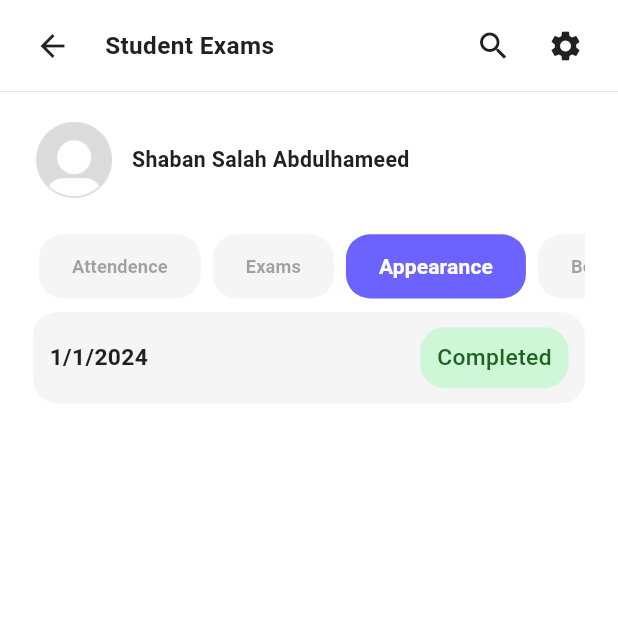
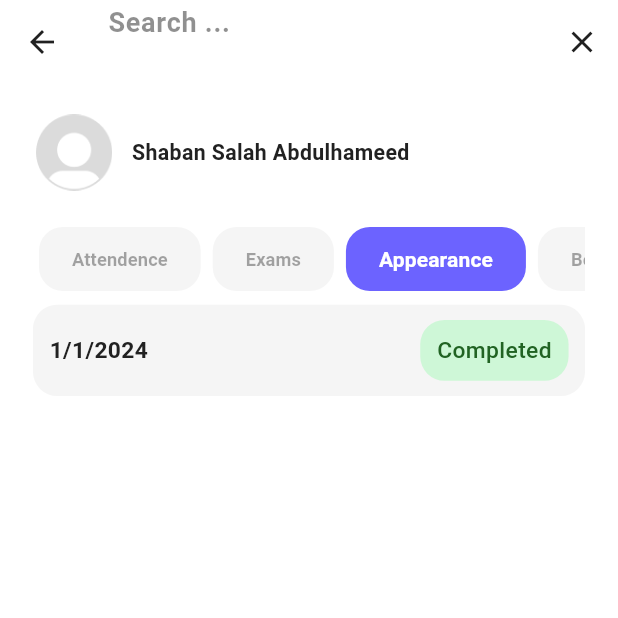
Before and after one commit to DinaElamin/graduation_project, a Flutter app: the StudentExamsPage screen opened by its route, item 3 of the bottom bar chosen, after a tap on the "search" icon, on a phone screen of 412 x 824 dp, the top half of it. Run offline on Flutter 3.47's test engine with Material 3 defaults, Android fonts, the phone set to English and light mode, and no system bars; drawn by our look-alikes of buttons_tabbar; our stand-ins replace dio, dropdown_button2, flutter_screenutil, freezed_annotation, get, get_it and 3 more; missing offline and left inert: klocalizations_flutter; generated files the repository leaves out were written again; statements that could not run were skipped.

Commit message:
search_from_page_student_exam

```diff
--- a/lib/features/feature_students_exams_page/presentations/screens/student_exams.dart
+++ b/lib/features/feature_students_exams_page/presentations/screens/student_exams.dart
@@ -3,34 +3,115 @@ import 'package:ablexa/core/theming/colors.dart';
 import 'package:flutter/material.dart';
 import 'package:flutter_screenutil/flutter_screenutil.dart';
 import '../../../../core/Routing/routers.dart';
-import '../../../../core/shared_widgets/appBar_widget.dart';
 import '../../../../core/theming/image_manager.dart';
 import '../../../../core/theming/spacing.dart';
 import '../../../../core/theming/styles.dart';
 import '../../../../generated/l10n.dart';
 import '../widgets/students_information_widget.dart';
 
-class StudentExamsPage extends StatelessWidget {
+class StudentExamsPage extends StatefulWidget {
   const StudentExamsPage({super.key});
+
+  @override
+  State<StudentExamsPage> createState() => _StudentExamsPageState();
+}
+
+class _StudentExamsPageState extends State<StudentExamsPage> {
+  bool _isSearching = false;
+  final _searchController = TextEditingController();
+  Widget _buildSearchField() {
+    return TextField(
+      style: TextStyles.font18SemiBoldBlack,
+      controller: _searchController,
+      maxLines: 2,
+      cursorColor: ColorsManager.grey,
+      decoration: InputDecoration(
+        hintText: S.of(context).search,
+        border: InputBorder.none,
+        hintStyle: TextStyle(
+            color: ColorsManager.mainBlack.withOpacity(0.5), fontSize: 18),
+      ),
+      onChanged: (searchTerm) {
+        // addSearchedForItemsToSearchesList(searchTerm);
+      },
+    );
+  }
+
+  List<Widget> _buildAppBarActions() {
+    if (_isSearching) {
+      return [
+        IconButton(
+          onPressed: () {
+            _clearSearch();
+            Navigator.pop(context);
+          },
+          icon: const Icon(
+            Icons.clear,
+            color: ColorsManager.mainBlack,
+          ),
+        )
+      ];
+    } else {
+      return [
+        IconButton(
+          onPressed: () {
+            _startSearching();
+          },
+          icon: const Icon(
+            Icons.search,
+            color: ColorsManager.mainBlack,
+          ),
+        ),
+        IconButton(
+          onPressed: () {
+           context.pushNamed(Routes.settingPage);
+          },
+          icon: const Icon(
+            Icons.settings,
+            color: ColorsManager.mainBlack,
+          ),
+        ),
+      ];
+    }
+  }
+
+  void _startSearching() {
+    ModalRoute.of(context)!
+        .addLocalHistoryEntry(LocalHistoryEntry(onRemove: _stopSearching));
+    setState(() {
+      _isSearching = true;
+    });
+  }
+
+  void _stopSearching() {
+    _clearSearch();
+    setState(() {
+      _isSearching = false;
+    });
+  }
+
+  void _clearSearch() {
+    setState(() {
+      _searchController.clear();
+    });
+  }
+
+  Widget buildAppBarTitle() {
+    return Text(S.of(context).student_exams, style: TextStyles.font18SemiBoldBlack);
+  }
   @override
   Widget build(BuildContext context) {
+
     return Scaffold(
+      appBar: AppBar(
+          leading: const BackButton(
+            color: ColorsManager.mainBlack,
+          ),
+          title: _isSearching ? _buildSearchField() : buildAppBarTitle(),
+          actions: _buildAppBarActions(),
+          backgroundColor: ColorsManager.mainWhite),
       body: ListView(children: [
-        AppBarWidget(
-          widget: Row(children: [
-            IconButton(
-              onPressed: () {},
-              icon: const Icon(Icons.search, color: ColorsManager.mainBlack),
-            ),
-            IconButton(
-              onPressed: () {
-                context.pushNamed(Routes.settingPage);
-              },
-              icon: const Icon(Icons.settings, color: ColorsManager.mainBlack),
-            ),
-          ]),
-          pageName: S.of(context).student_exams,
-        ),
+
         verticalSpacing(20),
         Padding(
           padding: EdgeInsets.only(left: 20.w, right: 20.w),
--- a/lib/l10n/intl_en.arb
+++ b/lib/l10n/intl_en.arb
@@ -28,7 +28,7 @@
  "password_changed": "Password changed",
  "text_password_change":"Your password has been changed successfully",
  "back": "Back",
- "search": "Search",
+ "search": "Search ... ",
  "users": "Users",
  "all": "All",
  "students": "Students",
```
Also changed, not shown: lib/generated/intl/messages_en.dart, lib/generated/l10n.dart.
